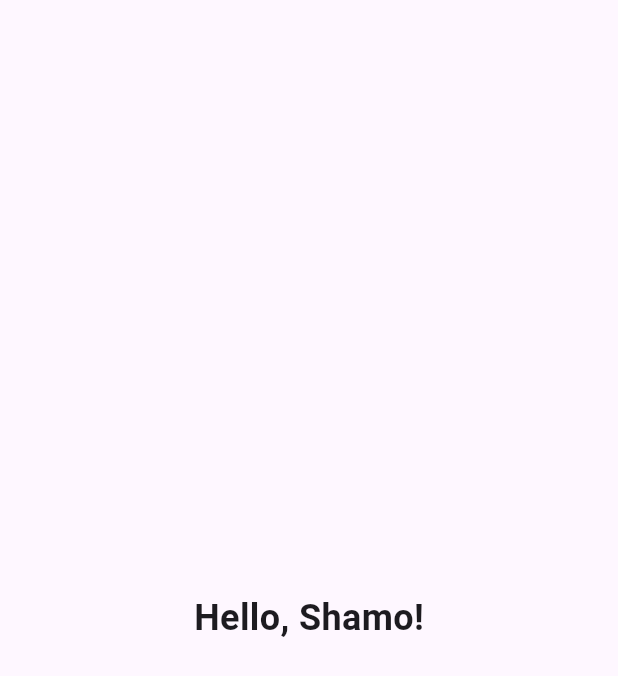
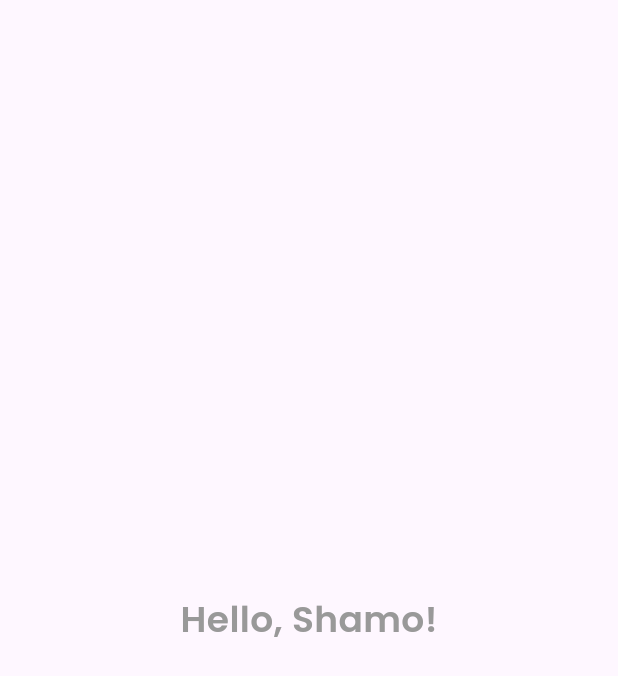
Before and after one commit to gustiarifiyanto/shamo, a Flutter app: the screen it shows after launch, on a phone screen of 412 x 824 dp. Shown: the top 676 px of the screen. Run offline on Flutter 3.47's test engine with Material 3 defaults, Android fonts, the phone set to English and light mode, and no system bars; our stand-ins replace google_fonts; Roboto replaces fonts that are missing (Agbalumo).

Commit message:
Menambahkan file theme.dart

```diff
--- a/lib/main.dart
+++ b/lib/main.dart
@@ -1,5 +1,5 @@
 import 'package:flutter/material.dart';
-import 'package:google_fonts/google_fonts.dart';
+import 'theme.dart';
 
 void main() => runApp(MyApp());
 
@@ -19,10 +19,11 @@ class HomePage extends StatelessWidget {
     return Scaffold(
       body: Center(
         child: Text('Hello, Shamo!',
-        style: GoogleFonts.agbalumo(
+        style: secondaryTextStyle.copyWith(
           fontSize: 24,
-          fontWeight: FontWeight.w600,
-        )),
+          fontWeight: semiBold
+        )
+        )
       ),
     );
   }
```
Also changed, not shown: lib/theme.dart (added, +30 -0 lines).
